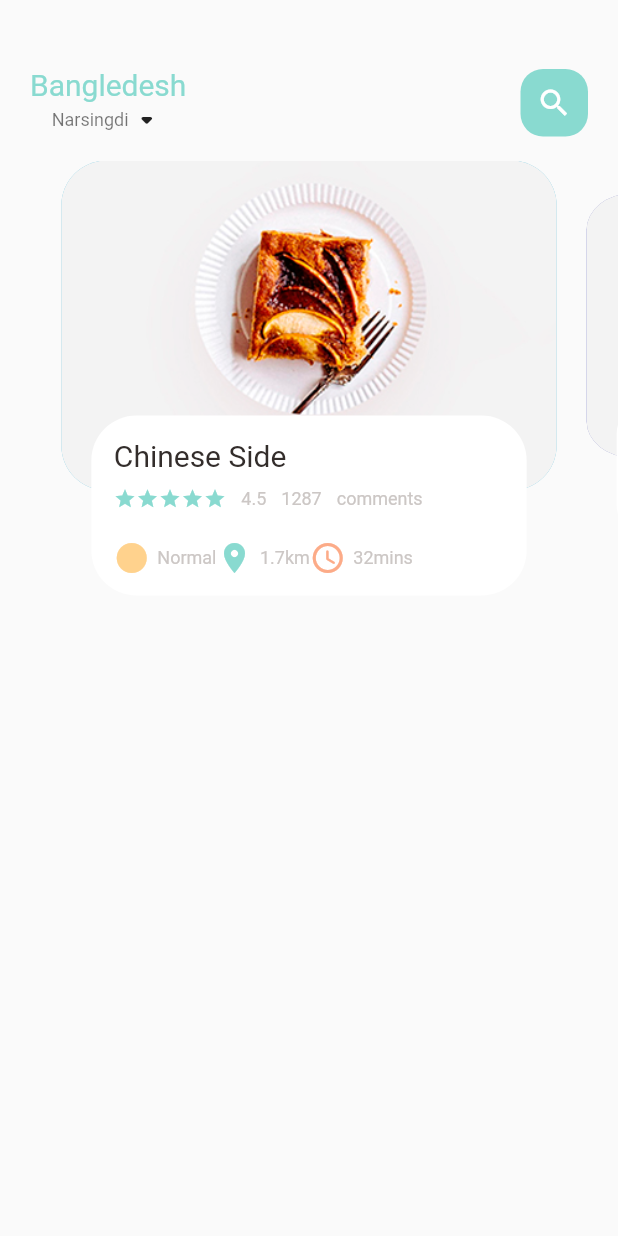
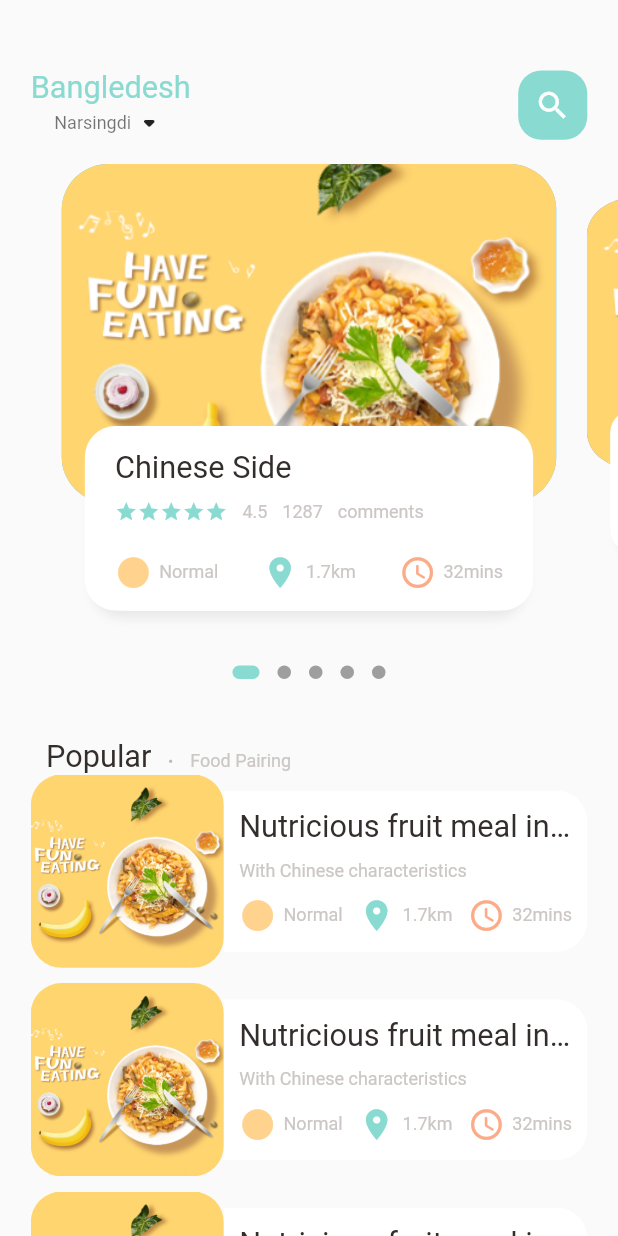
Before and after one commit to TWhilst/big_e_commerce_food_app, a Flutter app: the screen it shows after launch, on a phone screen of 412 x 824 dp. Run offline on Flutter 3.47's test engine with Material 2 defaults, Android fonts, the phone set to English and light mode, and no system bars; drawn by our look-alikes of dots_indicator; our stand-ins replace get.

Commit message:
6th project

```diff
--- /dev/null
+++ b/lib/home/components/slider_section.dart
@@ -0,0 +1,210 @@
+import 'package:big_e_commerce_app/utils/colors.dart';
+import 'package:big_e_commerce_app/utils/dimensions.dart';
+import 'package:big_e_commerce_app/widgets/big_text.dart';
+import 'package:big_e_commerce_app/widgets/icon_and_text.dart';
+import 'package:big_e_commerce_app/widgets/small_text.dart';
+import 'package:flutter/material.dart';
+
+class SliderSection extends StatefulWidget {
+  const SliderSection({Key? key}) : super(key: key);
+
+  @override
+  State<SliderSection> createState() => _SliderSection();
+}
+
+class _SliderSection extends State<SliderSection> {
+  // viewportFraction makes the next slide and and the previous slide visible
+  PageController pageController = PageController(viewportFraction: 0.85);
+  var _currentValue = 0.0;
+  double scaleFactor = 0.8;
+  double _height = pageViewContainer;
+
+  @override
+  void initState() {
+    super.initState();
+    pageController.addListener(() {
+      setState(() {
+        _currentValue = pageController.page!;
+        print(_currentValue.toString());
+      });
+    });
+  }
+
+  @override
+  void dispose() {
+    super.dispose();
+    pageController.dispose();
+  }
+
+  @override
+  Widget build(BuildContext context) {
+    return Container(
+      // color: Colors.red,
+      height: pageView,
+      child: PageView.builder(
+        controller: pageController,
+        itemCount: 5,
+        itemBuilder: (context, index,) {
+          return buildPageItem(index);
+        },
+      ),
+    );
+  }
+
+  Widget buildPageItem(int index) {
+    Matrix4 matrix = new Matrix4.identity();
+    // _currentPageValue.floor() is the value of the page when the page is at its index form (0, 1, 2, 3, 4)
+    // _currentPageValue.floor() is the page on the screen
+    // the if statement is saying that is the index is = to the currentpage then the
+    if(index == _currentValue.floor()) {
+      // currentScale is equal to 1 - 0 because ((_currentValue-index)* (1-scaleFactor)) will give us 0 due to bodmas
+      var currentScale = 1- (_currentValue - index)* (1-scaleFactor);
+      var currentTrans = _height * (1 - currentScale)/2;
+      // diagional3Values is used to set the width(x), height(y) and (z)
+      // ..setTranslationRaw is used to set the margin or change position
+      matrix = Matrix4.diagonal3Values(1, currentScale, 1 )..setTranslationRaw(0, currentTrans, 0);
+      // the next thing we are trying to do is to bring down the one by the right of the current page to the center
+    } else if(index == _currentValue.floor() + 1) {
+      // the aim of this is to give the page after the current page a value of scaleFactor
+      var currentScale = scaleFactor - (_currentValue - index + 1) * (1-scaleFactor);
+      var currentTrans = _height * (1 - currentScale)/2;
+      matrix = Matrix4.diagonal3Values(1, currentScale, 1);
+      matrix = Matrix4.diagonal3Values(1, currentScale, 1)..setTranslationRaw(0, currentTrans, 0);
+    } else if(index == _currentValue.floor() - 1) {
+      // the aim of this is to give the page after the current page a value of scaleFactor
+      var currentScale = 1 - (_currentValue - index)* (1-scaleFactor);
+      var currentTrans = _height * (1 - currentScale)/2;
+      matrix = Matrix4.diagonal3Values(1, currentScale, 1);
+      matrix = Matrix4.diagonal3Values(1, currentScale, 1)..setTranslationRaw(0, currentTrans, 0);
+    } else {
+      var currentScale = 0.8;
+      matrix = Matrix4.diagonal3Values(1, currentScale, 1)..setTranslationRaw(0, _height*(1-scaleFactor)/2, 1);
+    }
+
+    return Transform(
+      transform: matrix,
+      child: Stack(
+        children: [
+          Container(
+            height: pageViewContainer,
+            margin: EdgeInsets.symmetric(horizontal: width10),
+            decoration: BoxDecoration(
+                borderRadius: BorderRadius.circular(radius30),
+                color: index.isEven ? Color(0xFF69C5DF) : Color(0xFF9294CC),
+                image: DecorationImage(
+                  image: AssetImage("assets/images/food0.png"),
+                  fit: BoxFit.cover,
+                )),
+          ),
+          Align(
+            alignment: Alignment.bottomCenter,
+            child: Container(
+              height: pageViewTextContainer,
+              margin: EdgeInsets.only(
+                left: width30,
+                right: width30,
+                bottom: height30,
+              ),
+              decoration: BoxDecoration(
+                  borderRadius: BorderRadius.circular(radius20),
+                  color: Colors.white,
+                  boxShadow: [
+                    BoxShadow(
+                      offset: Offset(0, 5),
+                      blurRadius: 5,
+                      color: Color(0xFFE8E8E8),
+                    ),
+                    BoxShadow(
+                      offset: Offset(-5, 0),
+                      color: Colors.white,
+                    ),
+                    BoxShadow(
+                      offset: Offset(5, 0),
+                      color: Colors.white,
+                    ),
+                  ]
+              ),
+              child: Container(
+                padding: EdgeInsets.only(
+                  top: height15,
+                  left: 15,
+                  right: 15,
+                ),
+                child: FoodDetails(
+                  text: "Chinese Side",
+                ),
+              ),
+            ),
+          ),
+        ],
+      ),
+    );
+  }
+}
+
+class FoodDetails extends StatelessWidget {
+  final String text;
+  const FoodDetails({
+    Key? key, required this.text,
+  }) : super(key: key);
+
+  @override
+  Widget build(BuildContext context) {
+    return Column(
+      crossAxisAlignment: CrossAxisAlignment.start,
+      children: [
+        BigText(text: text),
+        SizedBox(height: height10,),
+        Row(
+          children: [
+            Wrap(
+              children: List.generate(
+                5,
+                    (index) => Icon(
+                  Icons.star,
+                  color: mainColor,
+                  size: 15,
+                ),
+              ),
+            ),
+            SizedBox(
+              width: 10,
+            ),
+            SmallText(text: "4.5"),
+            SizedBox(
+              width: 10,
+            ),
+            SmallText(text: "1287"),
+            SizedBox(
+              width: 10,
+            ),
+            SmallText(text: "comments"),
+          ],
+        ),
+        SizedBox(
+          height: height20,
+        ),
+        Row(
+          mainAxisAlignment: MainAxisAlignment.spaceBetween,
+          children: [
+            IconAndText(
+              icon: Icons.circle_sharp,
+              text: "Normal",
+              iconColor: iconColor1,
+            ),
+            IconAndText(
+              icon: Icons.location_on,
+              text: "1.7km",
+              iconColor: mainColor,
+            ),
+            IconAndText(
+              icon: Icons.access_time_rounded,
+              text: "32mins",
+              iconColor: iconColor2,
+            ),
+          ],
+        ),
+      ],
+    );
+  }
+}
--- a/lib/home/food_page_body.dart
+++ b/lib/home/food_page_body.dart
@@ -1,6 +1,9 @@
+import 'package:big_e_commerce_app/home/components/slider_section.dart';
+import 'package:big_e_commerce_app/utils/dimensions.dart';
 import 'package:big_e_commerce_app/widgets/big_text.dart';
 import 'package:big_e_commerce_app/widgets/icon_and_text.dart';
 import 'package:big_e_commerce_app/widgets/small_text.dart';
+import 'package:dots_indicator/dots_indicator.dart';
 import 'package:flutter/material.dart';
 import '../utils/colors.dart';
 
@@ -16,7 +19,7 @@ class _FoodPageBodyState extends State<FoodPageBody> {
   PageController pageController = PageController(viewportFraction: 0.85);
   var _currentValue = 0.0;
   double scaleFactor = 0.8;
-  double _height = 220;
+  double _height = pageViewContainer;
 
   @override
   void initState() {
@@ -37,123 +40,88 @@ class _FoodPageBodyState extends State<FoodPageBody> {
 
   @override
   Widget build(BuildContext context) {
+    print(MediaQuery.of(context).size.width);
+    return Expanded(
+      child: SingleChildScrollView(
+        child: Column(
+          children: [
+            SliderSection(),
+            DotsIndicator(
+              dotsCount: 5,
+              position: _currentValue,
+              decorator: DotsDecorator(
+                activeColor: mainColor,
+                size: const Size.square(9.0),
+                activeSize: const Size(18.0, 9.0),
+                activeShape: RoundedRectangleBorder(
+                    borderRadius: BorderRadius.circular(5.0)),
+              ),
+            ),
+            SizedBox(
+              height: height30,
+            ),
+            Container(
+              margin: EdgeInsets.only(left: width30),
+              child: Row(
+                crossAxisAlignment: CrossAxisAlignment.end,
+                children: [
+                  BigText(text: "Popular"),
+                  SizedBox(width: width10,),
+                  Container(
+                    margin: const EdgeInsets.only(bottom: 3),
+                    child: BigText(text: ".", color: Colors.black26,),
+                  ),
+                  SizedBox(width: width10,),
+                  Container(
+                    margin: const EdgeInsets.only(bottom: 2),
+                    child: SmallText(text: "Food Pairing"),
+                  ),
+                ],
+              ),
+            ),
+            ListView.builder(
+              shrinkWrap: true,
+                physics: NeverScrollableScrollPhysics(),
+                itemCount: 10,
+                itemBuilder: (context, index) {
                   return Container(
-      // color: Colors.red,
-      height: 320,
-      child: PageView.builder(
-        controller: pageController,
-        itemCount: 5,
-        itemBuilder: (
-          context,
-          index,
-        ) {
-          return buildPageItem(index);
-        },
-      ),
-    );
-  }
-
-  Widget buildPageItem(int index) {
-    Matrix4 matrix = Matrix4.identity();
-    // _currentPageValue.floor() is the value of the page when the page is at its index form (0, 1, 2, 3, 4)
-    // _currentPageValue.floor() is the page on the screen
-    // the if statement is saying that is the index is = to the currentpage then the
-    if(index == _currentValue.floor()) {
-      // currentScale is equal to 1 - 0 because ((_currentValue-index)* (1-scaleFactor)) will give us 0 due to bodmas
-      var currentScale = 1- (_currentValue - index)* (1-scaleFactor);
-      var currentTrans = _height * (1 - currentScale)/2;
-      // diagional3Values is used to set the width(x), height(y) and (z)
-      // ..setTranslationRaw is used to set the margin or change position
-      matrix = Matrix4.diagonal3Values(1, currentScale, 1)..setTranslationRaw(0, currentTrans, 0);
-      // the next thing we are trying to do is to bring down the one by the right of the current page to the center
-    } else if(index == _currentValue.floor() + 1) {
-      // the aim of this is to give the page after the current page a value of scaleFactor
-      var currentScale = scaleFactor - (_currentValue - index + 1) * (1-scaleFactor);
-      var currentTrans = _height * (1 - currentScale)/2;
-      matrix = Matrix4.diagonal3Values(1, currentScale, 1);
-      matrix = Matrix4.diagonal3Values(1, currentScale, 1)..setTranslationRaw(0, currentTrans, 0);
-    } else if(index == _currentValue.floor() - 1) {
-      // the aim of this is to give the page after the current page a value of scaleFactor
-      var currentScale = 1 - (_currentValue - index)* (1-scaleFactor);
-      var currentTrans = _height * (1 - currentScale)/2;
-      matrix = Matrix4.diagonal3Values(1, currentScale, 1);
-      matrix = Matrix4.diagonal3Values(1, currentScale, 1)..setTranslationRaw(0, currentTrans, 0);
-    } else {
-      var currentScale = 0.8;
-      matrix = Matrix4.diagonal3Values(1, currentScale, 1)..setTranslationRaw(0, _height*(1-scaleFactor)/2, 1);
-    }
-
-    return Transform(
-      transform: matrix,
-      child: Stack(
+                    margin: EdgeInsets.only(left: width20, right: width20, bottom: height10),
+                    child: Row(
                       children: [
                         Container(
-                height: 220,
-                margin: EdgeInsets.symmetric(horizontal: 10),
+                          width: listViewImgSize,
+                          height: listViewImgSize,
                           decoration: BoxDecoration(
-                    borderRadius: BorderRadius.circular(30),
-                    color: index.isEven ? Color(0xFF69C5DF) : Color(0xFF9294CC),
+                            borderRadius: BorderRadius.circular(radius20),
+                            color: Colors.white38,
                             image: DecorationImage(
-                      image: AssetImage("assets/images/food1.png"),
+                              image: AssetImage("assets/images/food0.png"),
                               fit: BoxFit.cover,
-                    )),
-              ),
-              Align(
-                alignment: Alignment.bottomCenter,
-                child: Container(
-                  height: 120,
-                  margin: EdgeInsets.only(
-                    left: 30,
-                    right: 30,
-                    bottom: 30,
-                  ),
-                  decoration: BoxDecoration(
-                    borderRadius: BorderRadius.circular(30),
-                    color: Colors.white,
-                  ),
-                  child: Container(
-                    padding: EdgeInsets.only(
-                      top: 15,
-                      left: 15,
-                      right: 15,
-                    ),
-                    child: Column(
-                      crossAxisAlignment: CrossAxisAlignment.start,
-                      children: [
-                        BigText(text: "Chinese Side"),
-                        SizedBox(
-                          height: 10,
-                        ),
-                        Row(
-                          children: [
-                            Wrap(
-                              children: List.generate(
-                                5,
-                                (index) => Icon(
-                                  Icons.star,
-                                  color: mainColor,
-                                  size: 15,
                             ),
                           ),
                         ),
-                            SizedBox(
-                              width: 10,
+                        Expanded(
+                          child: Container(
+                            height: listViewTextContSize,
+                            decoration: BoxDecoration(
+                              borderRadius: BorderRadius.only(
+                                topRight: Radius.circular(radius20),
+                                bottomRight: Radius.circular(radius20),
                               ),
-                            SmallText(text: "4.5"),
-                            SizedBox(
-                              width: 10,
+                              color: Colors.white,
                             ),
-                            SmallText(text: "1287"),
-                            SizedBox(
-                              width: 10,
-                            ),
-                            SmallText(text: "comments"),
-                          ],
-                        ),
-                        SizedBox(
-                          height: 20,
-                        ),
+                            child: Padding(
+                              padding: EdgeInsets.only(right: width10, left: width10),
+                              child: Column(
+                                crossAxisAlignment: CrossAxisAlignment.start,
+                                mainAxisAlignment: MainAxisAlignment.center,
+                                children: [
+                                  BigText(text: "Nutricious fruit meal in China"),
+                                  SizedBox(height: height10,),
+                                  SmallText(text: "With Chinese characteristics"),
+                                  SizedBox(height: height10,),
                                   Row(
+                                    mainAxisAlignment: MainAxisAlignment.spaceBetween,
                                     children: [
                                       IconAndText(
                                         icon: Icons.circle_sharp,
@@ -173,7 +141,7 @@ class _FoodPageBodyState extends State<FoodPageBody> {
                                     ],
                                   ),
                                 ],
-                    ),
+                              )
                             ),
                           ),
                         ),
@@ -181,4 +149,10 @@ class _FoodPageBodyState extends State<FoodPageBody> {
                     ),
                   );
                 }
+            ),
+          ],
+        ),
+      ),
+    );
   }
+}
--- a/lib/home/main_food_page.dart
+++ b/lib/home/main_food_page.dart
@@ -1,5 +1,6 @@
 import 'package:big_e_commerce_app/home/food_page_body.dart';
 import 'package:big_e_commerce_app/utils/colors.dart';
+import 'package:big_e_commerce_app/utils/dimensions.dart';
 import 'package:big_e_commerce_app/widgets/big_text.dart';
 import 'package:big_e_commerce_app/widgets/small_text.dart';
 import 'package:flutter/material.dart';
@@ -19,12 +20,12 @@ class _MainFoodPageState extends State<MainFoodPage> {
         children: [
           Container(
             child: Container(
-              margin: EdgeInsets.only(top: 45, bottom: 15),
-              padding: EdgeInsets.symmetric(horizontal: 20),
+              margin: EdgeInsets.only(top: height45, bottom: height15),
+              padding: EdgeInsets.symmetric(horizontal: width20),
               child: MainFoodAppBar(),
-            )
+            ),
           ),
-          FoodPageBody()
+          FoodPageBody(),
         ],
       ),
     );
@@ -54,13 +55,13 @@ class MainFoodAppBar extends StatelessWidget {
         ),
         Center(
           child: Container(
-            width: 45,
-            height: 45,
-            child: Icon(Icons.search, color: Colors.white,),
+            width: height45,
+            height: height45,
             decoration: BoxDecoration(
-              borderRadius: BorderRadius.circular(15),
+              borderRadius: BorderRadius.circular(radius15),
               color: mainColor,
             ),
+            child: Icon(Icons.search, color: Colors.white, size: iconSize24,),
           ),
         ),
       ],
--- a/lib/main.dart
+++ b/lib/main.dart
@@ -1,5 +1,6 @@
 import 'package:big_e_commerce_app/home/main_food_page.dart';
 import 'package:flutter/material.dart';
+import 'package:get/get.dart';
 
 void main() {
   runApp(const MyApp());
@@ -11,7 +12,7 @@ class MyApp extends StatelessWidget {
   // This widget is the root of your application.
   @override
   Widget build(BuildContext context) {
-    return MaterialApp(
+    return GetMaterialApp(
       debugShowCheckedModeBanner: false,
       title: 'Flutter Demo',
       theme: ThemeData(
--- /dev/null
+++ b/lib/utils/dimensions.dart
@@ -0,0 +1,30 @@
+import 'package:get/get.dart';
+
+final screenHeight = Get.context!.height;
+final screenWidth = Get.context!.width;
+final pageView = screenHeight/2.51;
+final pageViewContainer = screenHeight/3.65;
+final pageViewTextContainer = screenHeight/6.7;
+
+final height10 = screenHeight/80.5;
+final height20 = screenHeight/40.25;
+final height15 = screenHeight/53.66;
+final height30 = screenHeight/26.83;
+final height45 = screenHeight/17.89;
+
+final width10 = screenHeight/80.5;
+final width20 = screenHeight/40.25;
+final width15 = screenHeight/53.66;
+final width30 = screenHeight/26.83;
+
+final font20 = screenHeight/40.25;
+final radius20 = screenHeight/40.25;
+final radius30 = screenHeight/26.83;
+final radius15 = screenHeight/53.66;
+
+//screen height is 805
+final iconSize24 = screenHeight/33.54;
+
+// screen width is 384
+final listViewImgSize = screenWidth/3.2;
+final listViewTextContSize = screenWidth/3.84;
--- a/lib/widgets/big_text.dart
+++ b/lib/widgets/big_text.dart
@@ -1,7 +1,8 @@
+import 'package:big_e_commerce_app/utils/dimensions.dart';
 import 'package:flutter/material.dart';
 
 class BigText extends StatelessWidget {
-  BigText({Key? key, this.overflow = TextOverflow.ellipsis, this.color = const Color(0xFF332d2b), this.size = 20, required this.text}) : super(key: key);
+  BigText({Key? key, this.overflow = TextOverflow.ellipsis, this.color = const Color(0xFF332d2b), this.size = 0, required this.text}) : super(key: key);
 
   String text;
   double? size;
@@ -16,7 +17,7 @@ class BigText extends StatelessWidget {
       overflow: overflow,
       style: TextStyle(
         color: color,
-        fontSize: size,
+        fontSize: size==0? font20 : size,
         fontWeight: FontWeight.w400,
         fontFamily: "Roboto",
       ),
--- a/lib/widgets/icon_and_text.dart
+++ b/lib/widgets/icon_and_text.dart
@@ -1,3 +1,4 @@
+import 'package:big_e_commerce_app/utils/dimensions.dart';
 import 'package:big_e_commerce_app/widgets/small_text.dart';
 import 'package:flutter/material.dart';
 
@@ -11,7 +12,7 @@ class IconAndText extends StatelessWidget {
   Widget build(BuildContext context) {
     return Row(
       children: [
-        Icon(icon, color: iconColor,),
+        Icon(icon, color: iconColor, size: iconSize24,),
         SizedBox(width: 5,),
         SmallText(text: text,)
       ],
--- a/pubspec.yaml
+++ b/pubspec.yaml
@@ -27,6 +27,8 @@ environment:
 # the latest version available on pub.dev. To see which dependencies have newer
 # versions available, run `flutter pub outdated`.
 dependencies:
+  get:
+  dots_indicator:
   flutter:
     sdk: flutter
 
```
Also changed, not shown: pubspec.lock. Lines whose indentation alone changed are shown as unchanged.
